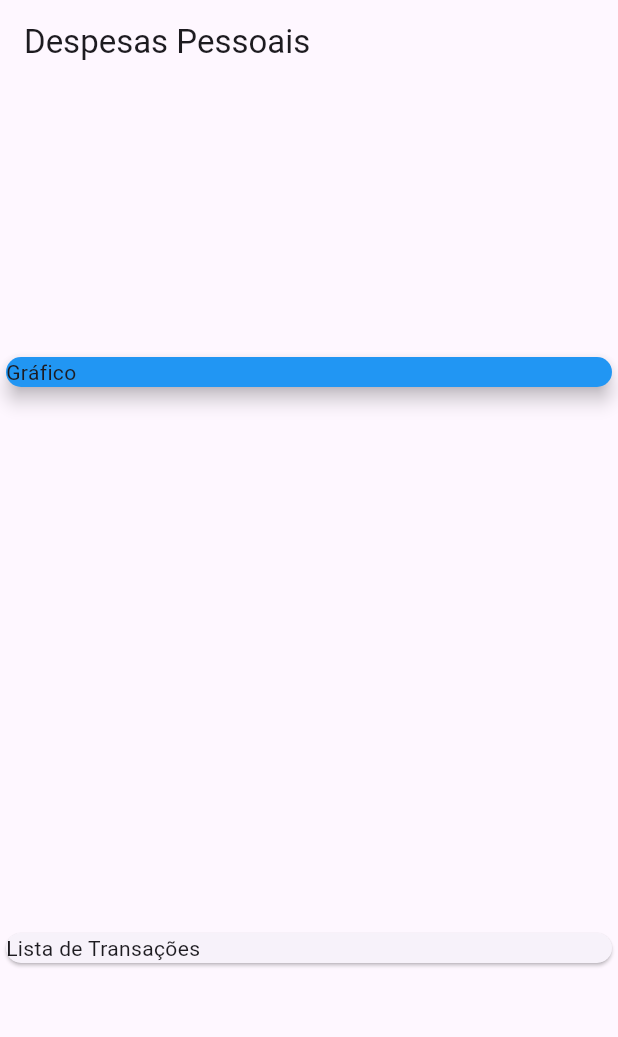
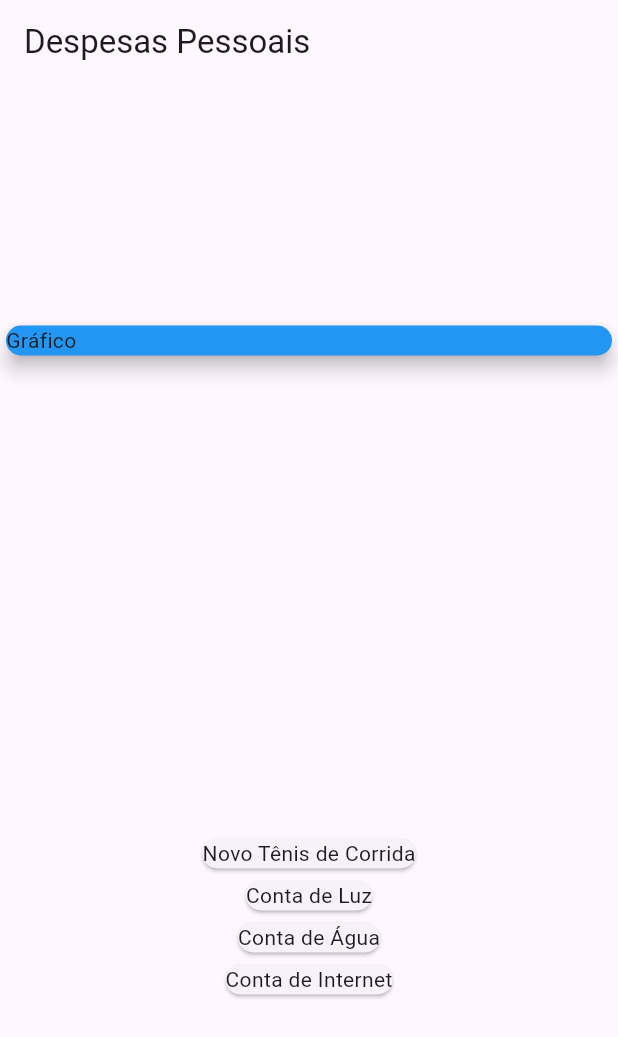
Before and after one commit to rafaelsevla/expenses, a Flutter app: the screen it shows after launch, on a phone screen of 412 x 824 dp. Shown: the top 1037 px of the screen. Run offline on Flutter 3.47's test engine with Material 3 defaults, Android fonts, the phone set to English and light mode, and no system bars.

Commit message:
list transactions

```diff
--- a/lib/main.dart
+++ b/lib/main.dart
@@ -58,7 +58,11 @@ class MyHomePage extends StatelessWidget {
               child: Text('Gráfico'),
             ),
           ),
-          Card(child: Text('Lista de Transações')),
+          Column(children: _transactions.map((tr) {
+            return Card(
+              child: Text(tr.title)
+            );
+          }).toList()),
         ],
       ),
     );
```
